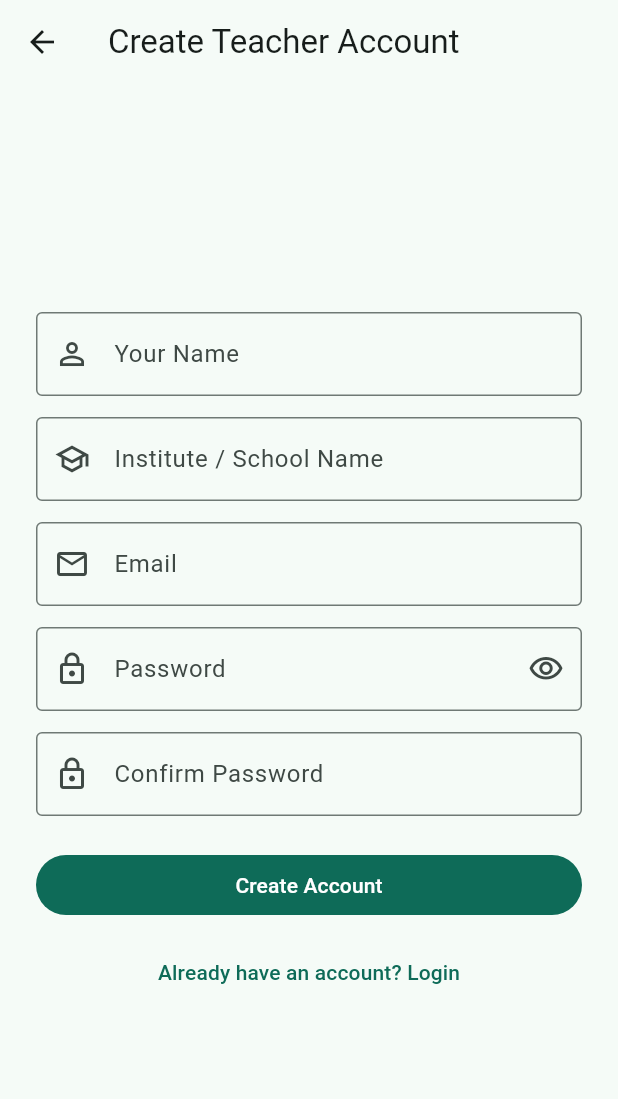
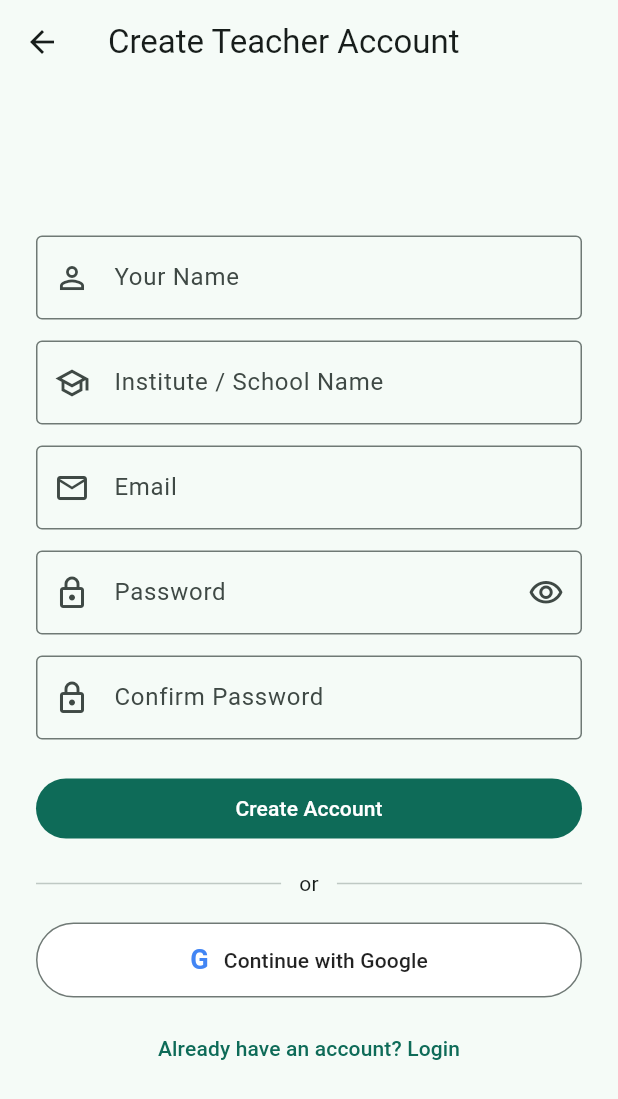
Before and after one commit to wali5737r-creator/test-mindset, a Flutter app: the RegisterScreen screen opened by its route, on a phone screen of 412 x 824 dp. Shown: the top 1099 px of the screen. Run offline on Flutter 3.47's test engine with Material 3 defaults, Android fonts, the phone set to English and light mode, and no system bars; our stand-ins replace cloud_firestore, csv, file_picker, firebase_auth, firebase_core, get and 2 more; accounts and stored records are empty.

Commit message:
v1.1.4: Google sign-in for teachers (google_sign_in 6.2.2)

```diff
--- a/lib/screens/register_screen.dart
+++ b/lib/screens/register_screen.dart
@@ -2,6 +2,7 @@ import 'package:flutter/material.dart';
 import 'package:get/get.dart';
 
 import '../controllers/auth_controller.dart';
+import '../widgets/google_sign_in_button.dart';
 import '../widgets/loading_button.dart';
 
 /// Teacher registration: name, institute, email, password.
@@ -159,6 +160,24 @@ class _RegisterScreenState extends State<RegisterScreen> {
                         onPressed: _submit,
                       ),
                     ),
+                    const SizedBox(height: 16),
+                    const Row(
+                      children: [
+                        Expanded(child: Divider()),
+                        Padding(
+                          padding: EdgeInsets.symmetric(horizontal: 12),
+                          child: Text('or'),
+                        ),
+                        Expanded(child: Divider()),
+                      ],
+                    ),
+                    const SizedBox(height: 16),
+                    Obx(
+                      () => GoogleSignInButton(
+                        loading: _authController.isLoading.value,
+                        onPressed: () => _authController.signInWithGoogle(),
+                      ),
+                    ),
                     const SizedBox(height: 10),
                     TextButton(
                       onPressed: () => Get.back(),
--- /dev/null
+++ b/lib/widgets/google_sign_in_button.dart
@@ -0,0 +1,50 @@
+import 'package:flutter/material.dart';
+
+/// White outlined "Continue with Google" button with a simple "G"
+/// leading mark (no image assets). Swaps its label for a spinner while
+/// [loading] is true and disables itself, like LoadingButton.
+class GoogleSignInButton extends StatelessWidget {
+  final bool loading;
+  final VoidCallback? onPressed;
+
+  const GoogleSignInButton({
+    super.key,
+    required this.loading,
+    required this.onPressed,
+  });
+
+  @override
+  Widget build(BuildContext context) {
+    return OutlinedButton(
+      onPressed: loading ? null : onPressed,
+      style: OutlinedButton.styleFrom(
+        backgroundColor: Colors.white,
+        foregroundColor: Colors.black87,
+        padding: const EdgeInsets.symmetric(vertical: 12),
+      ),
+      child: Row(
+        mainAxisSize: MainAxisSize.min,
+        mainAxisAlignment: MainAxisAlignment.center,
+        children: [
+          if (loading)
+            const SizedBox(
+              width: 18,
+              height: 18,
+              child: CircularProgressIndicator(strokeWidth: 2.5),
+            )
+          else
+            const Text(
+              'G',
+              style: TextStyle(
+                fontSize: 18,
+                fontWeight: FontWeight.bold,
+                color: Color(0xFF4285F4),
+              ),
+            ),
+          const SizedBox(width: 10),
+          const Text('Continue with Google'),
+        ],
+      ),
+    );
+  }
+}
--- a/pubspec.yaml
+++ b/pubspec.yaml
@@ -1,7 +1,7 @@
 name: test_mindset
 description: "Test Mindset - a free online quiz maker for teachers and students. Create a test, share one link, students take it with no login."
 publish_to: "none"
-version: 1.1.3+5
+version: 1.1.4+6
 
 environment:
   sdk: ">=3.3.0 <4.0.0"
@@ -14,6 +14,7 @@ dependencies:
   firebase_core: ^3.6.0
   firebase_auth: ^5.3.1
   cloud_firestore: ^5.4.4
+  google_sign_in: ^6.2.2
   file_picker: ^13.4.0
   csv: ^6.0.0
   share_plus: ^13.3.1
```
Also changed, not shown: lib/controllers/auth_controller.dart (+17 -0 lines), lib/screens/login_screen.dart (+19 -0 lines), lib/services/auth_service.dart (+40 -3 lines), 1 other file.
